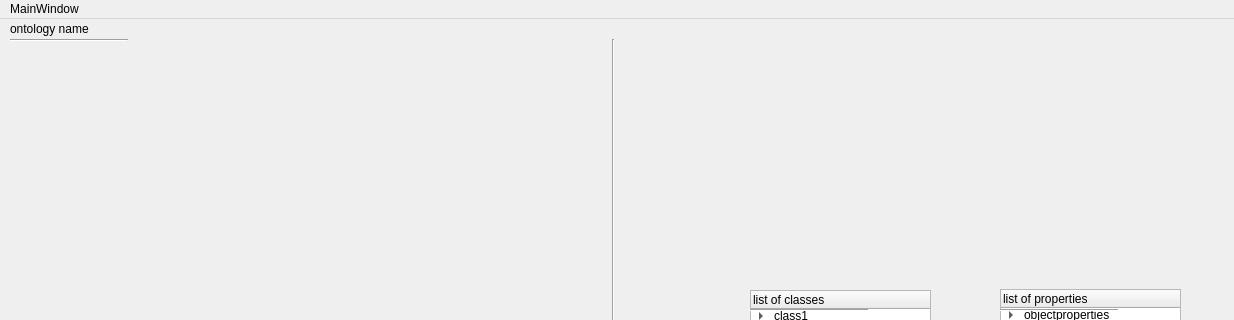
The window that Projekt/MainWindow.ui (schiesem/swrl-rule-editor) describes before a commit, drawn with Qt 5; both pictures show x 0 to 1234 and y 0 to 320 of the 1234 by 716 pixel window.
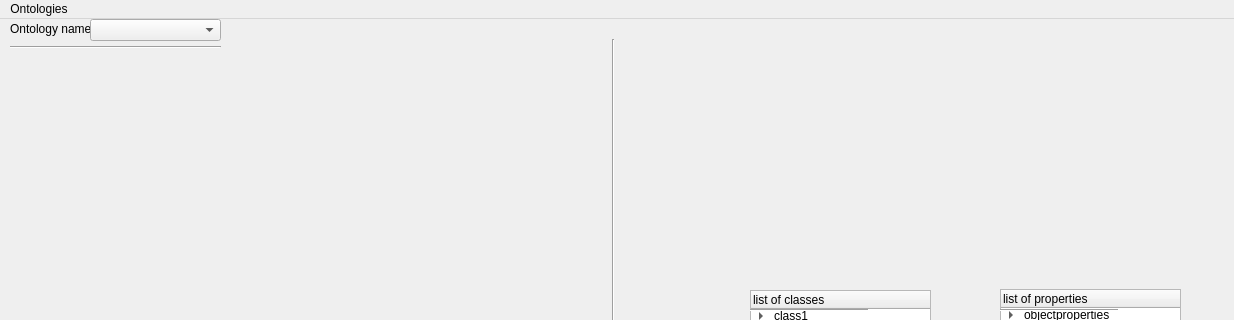
The same window after the commit.

Commit message: Ontologie Ordner erstellt, zugriff darauf möglich, Ontologie auswählen

Diff of the .ui file:
```diff
--- a/Projekt/MainWindow.ui
+++ b/Projekt/MainWindow.ui
@@ -36,7 +36,7 @@
      </rect>
     </property>
     <property name="text">
-     <string>ontology name</string>
+     <string>Ontology name:</string>
     </property>
    </widget>
    <widget class="Line" name="line">
@@ -44,8 +44,8 @@
      <rect>
       <x>10</x>
       <y>20</y>
-      <width>118</width>
-      <height>3</height>
+      <width>211</width>
+      <height>16</height>
      </rect>
     </property>
     <property name="orientation">
@@ -174,6 +174,16 @@
      <enum>Qt::Horizontal</enum>
     </property>
    </widget>
+   <widget class="QComboBox" name="comboBoxOntologies">
+    <property name="geometry">
+     <rect>
+      <x>90</x>
+      <y>0</y>
+      <width>131</width>
+      <height>22</height>
+     </rect>
+    </property>
+   </widget>
   </widget>
   <widget class="QMenuBar" name="menubar">
    <property name="geometry">
@@ -184,13 +194,13 @@
      <height>22</height>
     </rect>
    </property>
-   <widget class="QMenu" name="menuMainWindow">
+   <widget class="QMenu" name="OntologiesDropdown">
     <property name="title">
-     <string>MainWindow</string>
+     <string>Ontologies</string>
     </property>
     <addaction name="actioncreate_new_rule"/>
    </widget>
-   <addaction name="menuMainWindow"/>
+   <addaction name="OntologiesDropdown"/>
   </widget>
   <widget class="QStatusBar" name="statusbar"/>
   <action name="actioncreate_new_rule">
```
The commit also changes 3 other files.
